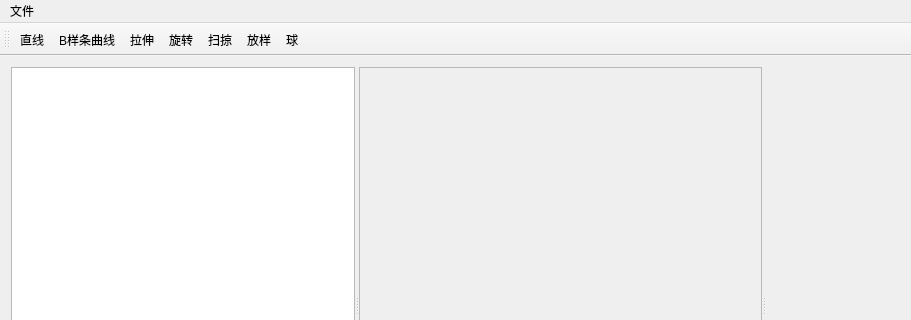
kuaidy/learnopengl, file Bim/ui/BimMainWindow.ui: the form before one commit; both pictures show x 0 to 911 and y 0 to 320 of the 911 by 575 pixel window.
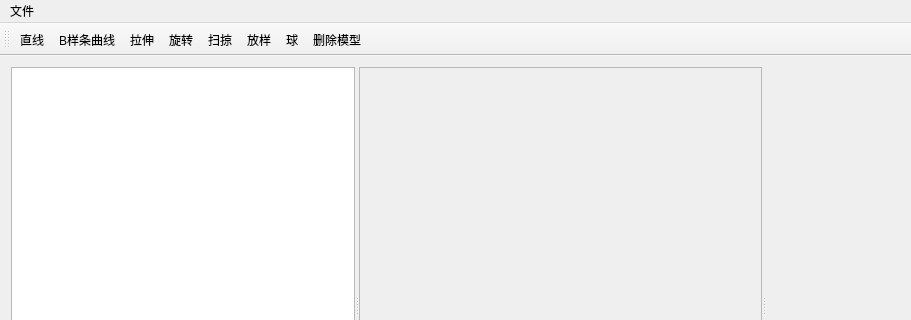
The form after the commit. Custom widgets are drawn as their Qt base class.

```diff
--- a/Bim/ui/BimMainWindow.ui
+++ b/Bim/ui/BimMainWindow.ui
@@ -81,6 +81,7 @@
    <addaction name="action_3"/>
    <addaction name="action_4"/>
    <addaction name="ball"/>
+   <addaction name="delNode"/>
   </widget>
   <widget class="QStatusBar" name="statusBar"/>
   <action name="modelline">
@@ -158,6 +159,14 @@
     <enum>QAction::NoRole</enum>
    </property>
   </action>
+  <action name="delNode">
+   <property name="text">
+    <string>删除模型</string>
+   </property>
+   <property name="menuRole">
+    <enum>QAction::NoRole</enum>
+   </property>
+  </action>
  </widget>
  <layoutdefault spacing="6" margin="11"/>
  <customwidgets>
```
